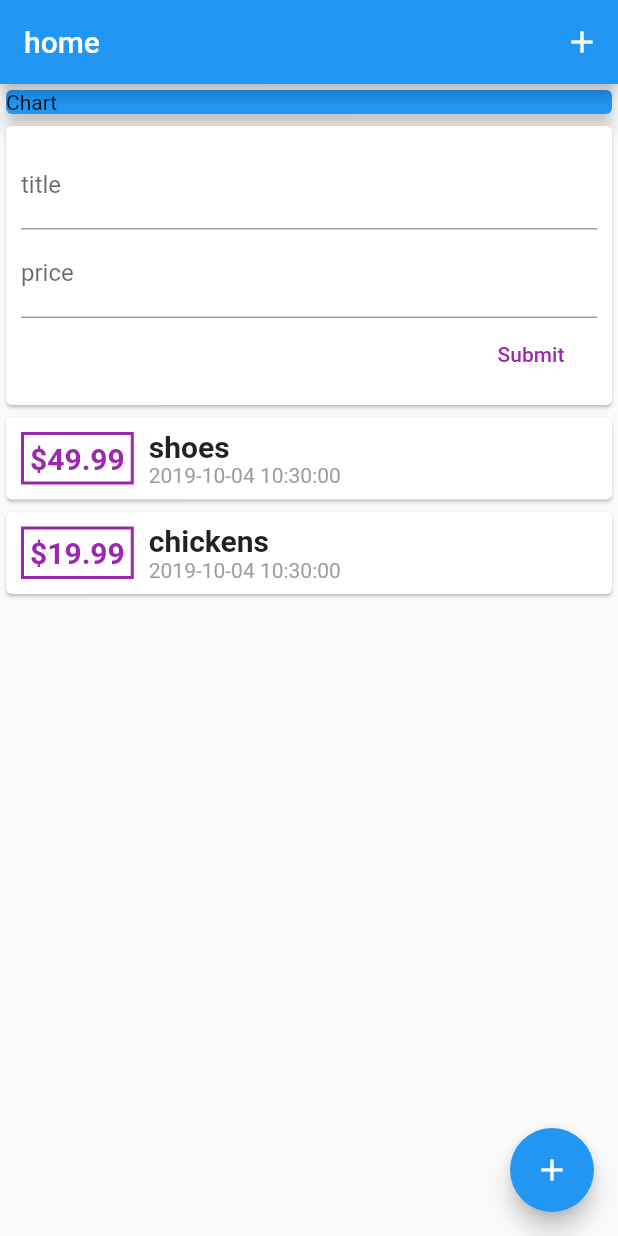
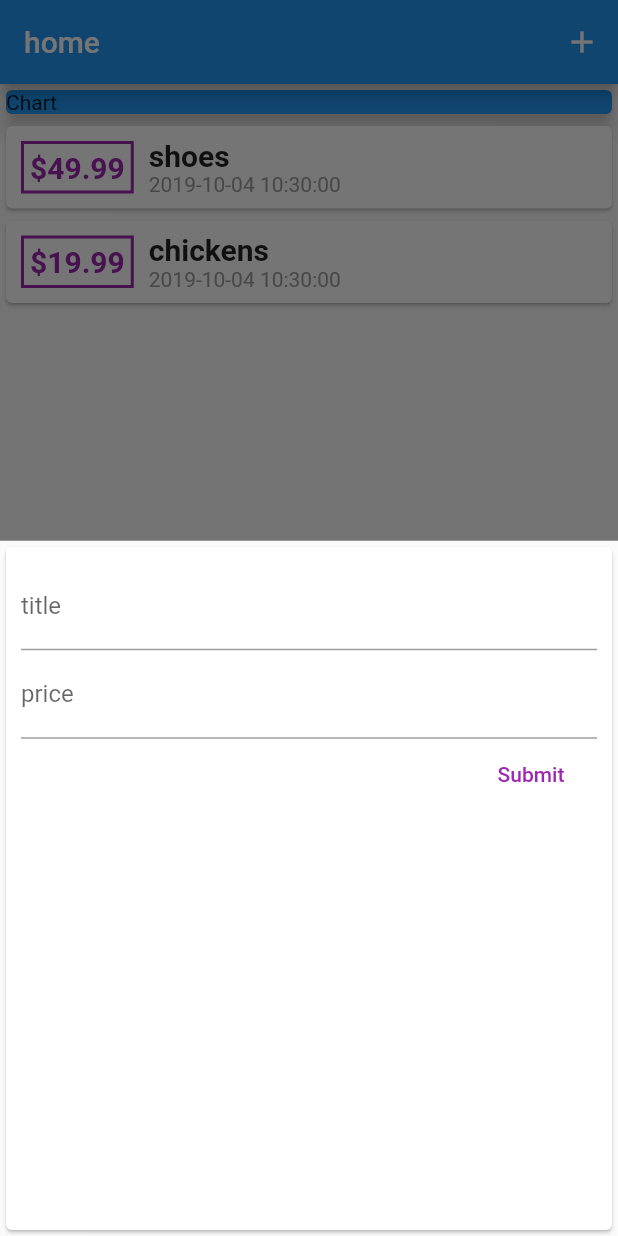
Before and after one commit to thought7878/expense_app, a Flutter app: the screen it shows after launch, after a tap on the "add" icon, on a phone screen of 412 x 824 dp. Run offline on Flutter 3.47's test engine with Material 2 defaults, Android fonts, the phone set to English and light mode, and no system bars.

```diff
--- a/lib/main.dart
+++ b/lib/main.dart
@@ -1,6 +1,9 @@
-import 'package:expense_app/widgets/user_transaction.dart';
+import 'package:expense_app/widgets/new_transaction.dart';
+import 'package:expense_app/widgets/transaction_list.dart';
 import 'package:flutter/material.dart';
 import 'package:intl/date_symbol_data_local.dart';
+
+import 'models/Transaction.dart';
 
 void main() =>
     initializeDateFormatting("zh_CN", null).then((_) => runApp(MyApp()));
@@ -14,9 +17,38 @@ class MyApp extends StatelessWidget {
   }
 }
 
-class HomePage extends StatelessWidget {
-  final titleController = TextEditingController();
-  final priceController = TextEditingController();
+class HomePage extends StatefulWidget {
+  @override
+  _HomePageState createState() => _HomePageState();
+}
+
+class _HomePageState extends State<HomePage> {
+  List<Transaction> txs = [
+    Transaction(id: 'tx1', title: 'shoes', price: 49.99, date: DateTime.now()),
+    Transaction(
+        id: 'tx2', title: 'chickens', price: 19.99, date: DateTime.now()),
+  ];
+
+  void _showNewTxSheet(BuildContext ctx) {
+    showModalBottomSheet(
+      context: ctx,
+      builder: (_) {
+        return NewTransaction(_addNewTransaction);
+      },
+    );
+  }
+
+  void _addNewTransaction(String title, double price) {
+    final tx = Transaction(
+      title: title,
+      price: price,
+      date: DateTime.now(),
+      id: DateTime.now().toString(),
+    );
+    setState(() {
+      txs.add(tx);
+    });
+  }
 
   @override
   Widget build(BuildContext context) {
@@ -26,7 +58,7 @@ class HomePage extends StatelessWidget {
         actions: <Widget>[
           IconButton(
             icon: Icon(Icons.add),
-            onPressed: () {},
+            onPressed: () => _showNewTxSheet(context),
           ),
         ],
       ),
@@ -43,13 +75,15 @@ class HomePage extends StatelessWidget {
               ),
               width: double.infinity,
             ),
-            UserTransaction(),
+            TransactionList(
+              transactions: txs,
+            ),
           ],
         ),
       ),
       floatingActionButton: FloatingActionButton(
         child: Icon(Icons.add),
-        onPressed: () {},
+        onPressed: () => _showNewTxSheet(context),
       ),
     );
   }
--- a/lib/widgets/new_transaction.dart
+++ b/lib/widgets/new_transaction.dart
@@ -1,11 +1,18 @@
 import 'package:flutter/material.dart';
 
-class NewTransaction extends StatelessWidget {
+class NewTransaction extends StatefulWidget {
   final Function addTx;
-  final titleController = TextEditingController();
-  final priceController = TextEditingController();
 
   NewTransaction(this.addTx);
+
+  @override
+  _NewTransactionState createState() => _NewTransactionState();
+}
+
+class _NewTransactionState extends State<NewTransaction> {
+  final titleController = TextEditingController();
+
+  final priceController = TextEditingController();
 
   void submitTx() {
     final title = titleController.text;
@@ -13,7 +20,8 @@ class NewTransaction extends StatelessWidget {
     if (title.isEmpty || price <= 0) {
       return;
     }
-    addTx(title, price);
+    widget.addTx(title, price);
+    Navigator.of(context).pop();
   }
 
   @override
```
